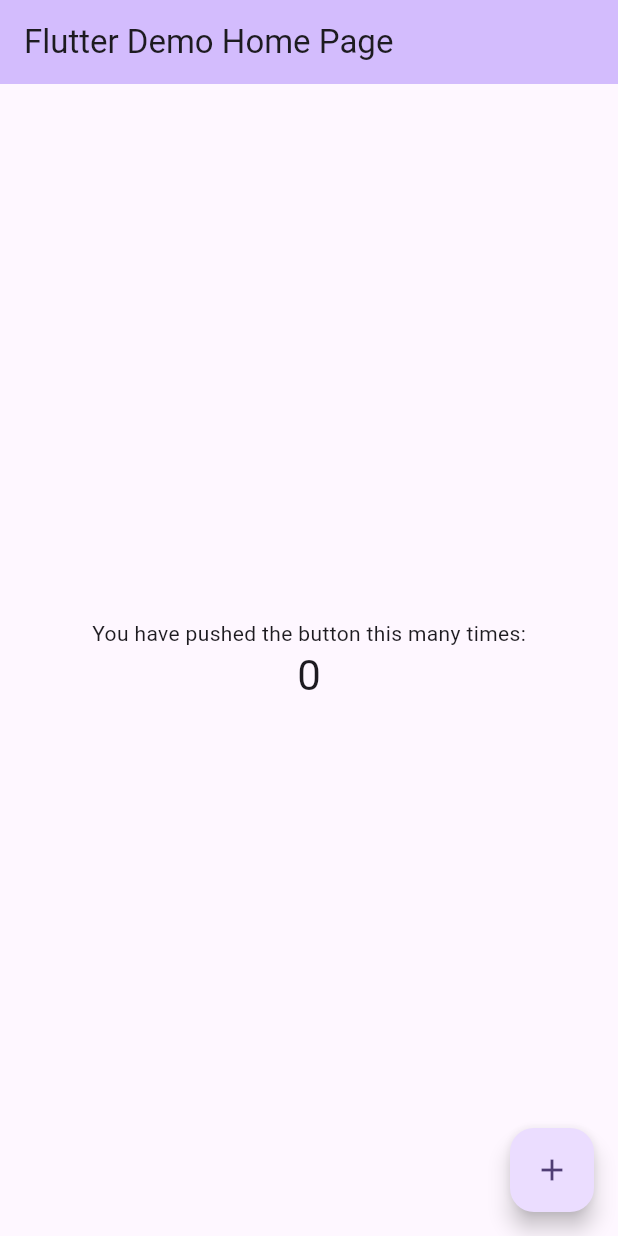
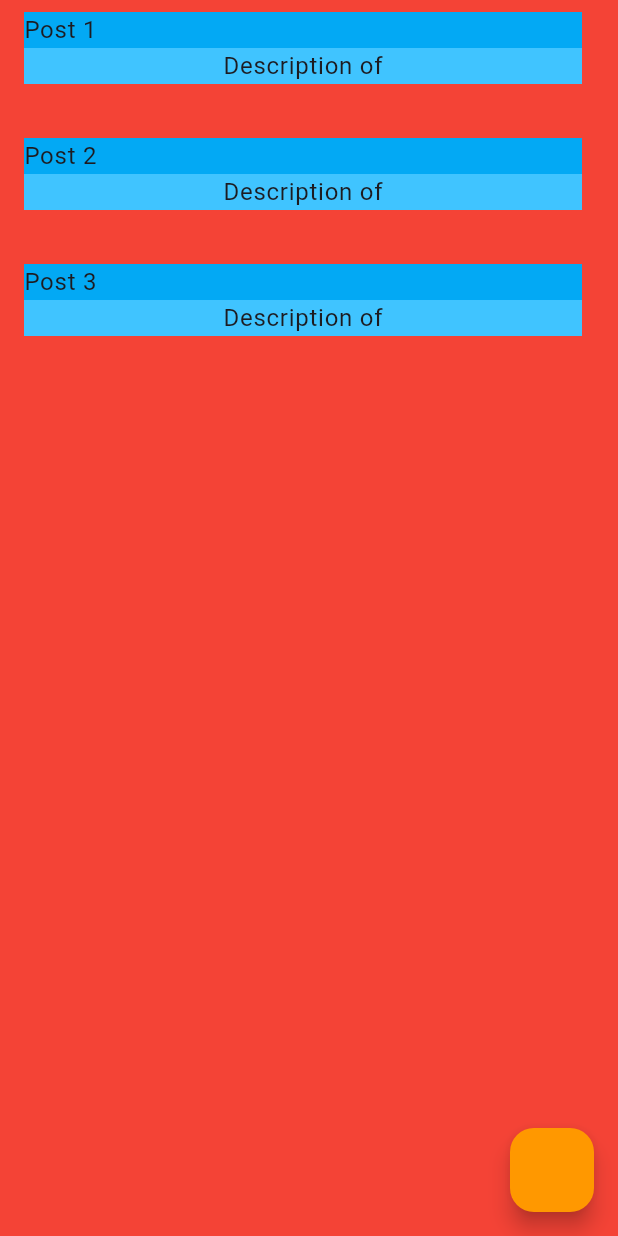
Before and after one commit to lyeslimani/esgi-5AL2-flutter-homework, a Flutter app: the first screen one second after launch, on a phone screen of 412 x 824 dp. Run offline on Flutter 3.47's test engine with Material 3 defaults, Android fonts, the light colour scheme and no system bars; our stand-ins replace bloc, flutter_bloc.

Commit message:
feat: Add Post List Bloc

```diff
--- a/lib/main.dart
+++ b/lib/main.dart
@@ -1,7 +1,8 @@
 import 'package:flutter/material.dart';
-import 'package:lyes_slimani_dm/shared/models/post.dart';
+import 'package:flutter_bloc/flutter_bloc.dart';
+import 'package:lyes_slimani_dm/post_list.dart';
+import 'package:lyes_slimani_dm/shared/blocs/post_bloc/post_list_bloc.dart';
 import 'package:lyes_slimani_dm/shared/services/remote_posts/api_post_source/fake_posts_data_source.dart';
-import 'package:lyes_slimani_dm/shared/services/remote_posts/api_post_source/remote_post_data_source.dart';
 import 'package:lyes_slimani_dm/shared/services/repositories/PostRepository.dart';
 
 void main() {
@@ -13,77 +14,18 @@
 
   @override
   Widget build(BuildContext context) {
-    return MaterialApp(
-      title: 'Flutter Demo',
-      theme: ThemeData(
-        colorScheme: ColorScheme.fromSeed(seedColor: Colors.deepPurple),
-        useMaterial3: true,
-      ),
-      home: const MyHomePage(title: 'Flutter Demo Home Page'),
+    return RepositoryProvider(
+      create: (context) =>
+          PostRepository(remotePostDataSource: FakePostDataSource()),
+      child: BlocProvider(
+          create: (context) =>
+              PostListBloc(postRepository: context.read<PostRepository>()),
+          child: MaterialApp(
+            debugShowCheckedModeBanner: true,
+            routes: {
+              '/': (context) => const PostListPage(),
+            },
+          )),
     );
   }
 }
-
-class MyHomePage extends StatefulWidget {
-  const MyHomePage({super.key, required this.title});
-
-  final String title;
-
-  @override
-  State<MyHomePage> createState() => _MyHomePageState();
-}
-
-class _MyHomePageState extends State<MyHomePage> {
-  List<Post> posts = List.empty();
-  final RemotePostDataSource remotePostDataSource = FakePostDataSource();
-  late final PostRepository postRepository =
-      PostRepository(remotePostDataSource: remotePostDataSource);
-
-  Future<void> getData() async {
-    List<Post> retrievedPosts = await postRepository.getAllPosts();
-    setState(() {
-      posts = List.unmodifiable(retrievedPosts);
-    });
-  }
-
-  void _incrementCounter() async {
-    await postRepository.createPost(
-      title: 'Post ${DateTime.timestamp()}',
-      description: 'description',
-    );
-    await getData();
-  }
-
-  @override
-  Widget build(BuildContext context) {
-    getData();
-    return Scaffold(
-      appBar: AppBar(
-        backgroundColor: Theme.of(context).colorScheme.inversePrimary,
-        title: Text(widget.title),
-      ),
-      body: Center(
-        child: Column(
-          mainAxisAlignment: MainAxisAlignment.center,
-          children: <Widget>[
-            const Text(
-              'You have pushed the button this many times:',
-            ),
-            Text(
-              posts.length.toString(),
-              style: Theme.of(context).textTheme.headlineMedium,
-            ),
-            ...posts.map((post) {
-              return Text(post.title);
-            })
-          ],
-        ),
-      ),
-      floatingActionButton: FloatingActionButton(
-        onPressed: _incrementCounter,
-        tooltip: 'Increment',
-        child: const Icon(Icons.add),
-      ),
-    );
-  }
-}
--- /dev/null
+++ b/lib/post_list.dart
@@ -0,0 +1,121 @@
+import 'package:flutter/material.dart';
+import 'package:flutter_bloc/flutter_bloc.dart';
+import 'package:lyes_slimani_dm/shared/blocs/post_bloc/post_list_bloc.dart';
+import 'package:lyes_slimani_dm/shared/exceptions/app_exception.dart';
+import 'package:lyes_slimani_dm/shared/models/post.dart';
+
+class PostListPage extends StatefulWidget {
+  const PostListPage({super.key});
+
+  @override
+  State<PostListPage> createState() => _PostListPageState();
+}
+
+class _PostListPageState extends State<PostListPage> {
+  @override
+  void initState() {
+    super.initState();
+    getAllPosts();
+  }
+
+  @override
+  Widget build(BuildContext context) {
+    return BlocBuilder<PostListBloc, PostListState>(
+      builder: (context, state) {
+        return Scaffold(
+          floatingActionButton: FloatingActionButton(
+            onPressed: onPressed,
+            backgroundColor: Colors.orange,
+          ),
+          body: RefreshIndicator(
+            onRefresh: () async {
+              getAllPosts();
+            },
+            child: Container(
+              color: Colors.red,
+              child: switch (state.status) {
+                PostListStatus.initial ||
+                PostListStatus.loading =>
+                  _buildLoading(),
+                PostListStatus.error => _buildError(state.exception),
+                PostListStatus.success => _buildSuccess(state.postLists),
+              },
+            ),
+          ),
+        );
+      },
+    );
+  }
+
+  void onPressed() {
+    createNewPost();
+  }
+
+  void getAllPosts() {
+    final postListBloc = context.read<PostListBloc>();
+    postListBloc.add(GetAllPost());
+  }
+
+  updatePost(String id, String newTitle, String newDescrption) {
+    final postListBloc = context.read<PostListBloc>();
+    postListBloc
+        .add(UpdatePost(id: id, title: newTitle, description: newDescrption));
+  }
+
+  void createNewPost() {
+    final postListBloc = context.read<PostListBloc>();
+    postListBloc.add(const CreateNewPost(
+      title: 'Post new Post',
+      description: 'Description of new post',
+    ));
+  }
+
+  _buildSuccess(List<Post> postList) {
+    return ListView.separated(
+      itemBuilder: (context, index) {
+        final post = postList[index];
+        return ListTile(
+            onLongPress: () => updatePost(post.id, 'Updated ${post.title}',
+                'Updated ${post.description}'),
+            title: Container(
+              color: Colors.lightGreen,
+              child: Column(
+                children: [
+                  Container(
+                    color: Colors.lightBlue,
+                    child: Row(
+                      children: [
+                        Text(post.title),
+                      ],
+                    ),
+                  ),
+                  Container(
+                    color: Colors.lightBlueAccent,
+                    child: Row(
+                      mainAxisAlignment: MainAxisAlignment.center,
+                      children: [
+                        Text(post.description),
+                      ],
+                    ),
+                  ),
+                ],
+              ),
+            ));
+      },
+      itemCount: postList.length,
+      separatorBuilder: (context, index) => const SizedBox(height: 20),
+    );
+  }
+
+  _buildLoading() {
+    return const Center(
+      child: CircularProgressIndicator(),
+    );
+  }
+
+  Widget _buildError(AppException? exception) {
+    return Center(
+      child: Text('Error: $exception'),
+    );
+  }
+}
--- /dev/null
+++ b/lib/shared/blocs/post_bloc/post_list_bloc.dart
@@ -0,0 +1,77 @@
+import 'package:bloc/bloc.dart';
+import 'package:flutter/widgets.dart';
+import 'package:lyes_slimani_dm/shared/services/repositories/PostRepository.dart';
+
+import '../../exceptions/app_exception.dart';
+import '../../models/post.dart';
+
+part 'post_list_event.dart';
+part 'post_list_state.dart';
+
+class PostListBloc extends Bloc<PostListEvent, PostListState> {
+  final PostRepository postRepository;
+
+  PostListBloc({required this.postRepository}) : super(const PostListState()) {
+    on<GetAllPost>((event, emit) async {
+      try {
+        emit(state.copyWith(status: PostListStatus.loading));
+        final posts = await postRepository.getAllPosts();
+        emit(state.copyWith(
+          status: PostListStatus.success,
+          postLists: posts,
+        ));
+      } catch (error) {
+        final appException = AppException.from(error);
+        emit(state.copyWith(
+          status: PostListStatus.error,
+          exception: appException,
+        ));
+      }
+    });
+
+    on<CreateNewPost>((event, emit) async {
+      try {
+        emit(state.copyWith(status: PostListStatus.loading));
+        Post createdPost = await postRepository.createPost(
+            title: event.title, description: event.description);
+        emit(state.copyWith(
+          status: PostListStatus.success,
+          postLists: [...state.postLists, createdPost],
+        ));
+      } catch (error) {
+        final appException = AppException.from(error);
+        emit(state.copyWith(
+          status: PostListStatus.error,
+          exception: appException,
+        ));
+      }
+    });
+    on<UpdatePost>((event, emit) async {
+      try {
+        emit(state.copyWith(status: PostListStatus.loading));
+        Post updatedPost = await postRepository.updatePost(
+          id: event.id,
+          title: event.title,
+          description: event.description,
+        );
+        int indexOfPostToUpdate =
+            state.postLists.indexWhere((post) => post.id == event.id);
+        if (indexOfPostToUpdate == -1) {
+          throw PostDoesNotExistException();
+        }
+        List<Post> updatedPostList = List.from(state.postLists);
+        updatedPostList[indexOfPostToUpdate] = updatedPost;
+        emit(state.copyWith(
+          status: PostListStatus.success,
+          postLists: updatedPostList,
+        ));
+      } catch (error) {
+        final appException = AppException.from(error);
+        emit(state.copyWith(
+          status: PostListStatus.error,
+          exception: appException,
+        ));
+      }
+    });
+  }
+}
--- /dev/null
+++ b/lib/shared/blocs/post_bloc/post_list_event.dart
@@ -0,0 +1,30 @@
+part of 'post_list_bloc.dart';
+
+@immutable
+sealed class PostListEvent {
+  const PostListEvent();
+}
+
+class GetAllPost extends PostListEvent {}
+
+class CreateNewPost extends PostListEvent {
+  final String title;
+  final String description;
+
+  const CreateNewPost({
+    required this.title,
+    required this.description,
+  });
+}
+
+class UpdatePost extends PostListEvent {
+  final String id;
+  final String title;
+  final String description;
+
+  const UpdatePost({
+    required this.id,
+    required this.title,
+    required this.description,
+  });
+}
--- /dev/null
+++ b/lib/shared/blocs/post_bloc/post_list_state.dart
@@ -0,0 +1,33 @@
+part of 'post_list_bloc.dart';
+
+enum PostListStatus {
+  initial,
+  loading,
+  success,
+  error,
+}
+
+@immutable
+class PostListState {
+  final PostListStatus status;
+  final List<Post> postLists;
+  final AppException? exception;
+
+  const PostListState({
+    this.status = PostListStatus.initial,
+    this.postLists = const [],
+    this.exception,
+  });
+
+  PostListState copyWith({
+    PostListStatus? status,
+    List<Post>? postLists,
+    AppException? exception,
+  }) {
+    return PostListState(
+      status: status ?? this.status,
+      postLists: postLists ?? this.postLists,
+      exception: exception ?? this.exception,
+    );
+  }
+}
--- a/lib/shared/exceptions/app_exception.dart
+++ b/lib/shared/exceptions/app_exception.dart
@@ -1,6 +1,9 @@
 class AppException implements Exception {
   static AppException from(dynamic exception) {
-    if (exception is AppException) return exception;
+    if (exception is AppException) {
+      return exception;
+    }
+
     return UnknownException();
   }
 }
--- a/lib/shared/services/remote_posts/api_post_source/fake_posts_data_source.dart
+++ b/lib/shared/services/remote_posts/api_post_source/fake_posts_data_source.dart
@@ -13,12 +13,13 @@ class FakePostDataSource extends RemotePostDataSource {
   @override
   Future<List<Post>> getAllPosts() async {
     List<Post> posts = List.from(_fakePosts);
-    await Future.delayed(const Duration(seconds: 3));
+    await Future.delayed(const Duration(milliseconds: 500));
     return posts;
   }
 
   @override
   Future<Post> createPost({required title, required description}) async {
+    await Future.delayed(const Duration(milliseconds: 1500));
     Post newPost = Post(
         id: DateTime.now().millisecondsSinceEpoch.toString(),
         title: title,
@@ -37,7 +38,7 @@ class FakePostDataSource extends RemotePostDataSource {
     if (postToUpdateIndex == -1) {
       throw PostDoesNotExistException();
     }
-    await Future.delayed(const Duration(seconds: 2));
+    await Future.delayed(const Duration(milliseconds: 1500));
     Post updatedPost = Post(id: id, title: title, description: description);
     _fakePosts[postToUpdateIndex] = updatedPost;
 
--- a/pubspec.yaml
+++ b/pubspec.yaml
@@ -37,6 +37,8 @@ dependencies:
   cupertino_icons: ^1.0.8
   dio: ^5.7.0
   collection: ^1.17.0
+  bloc: ^8.1.4
+  flutter_bloc: ^8.1.6
 
 dev_dependencies:
   flutter_test:
```
Also changed, not shown: pubspec.lock, 1 other file.
